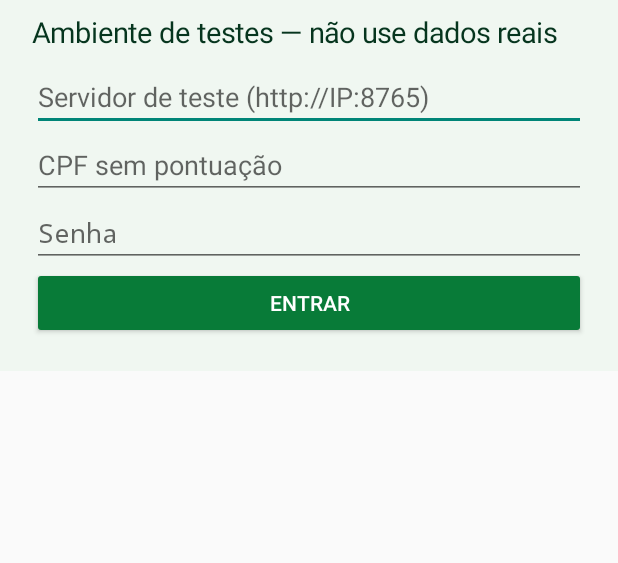
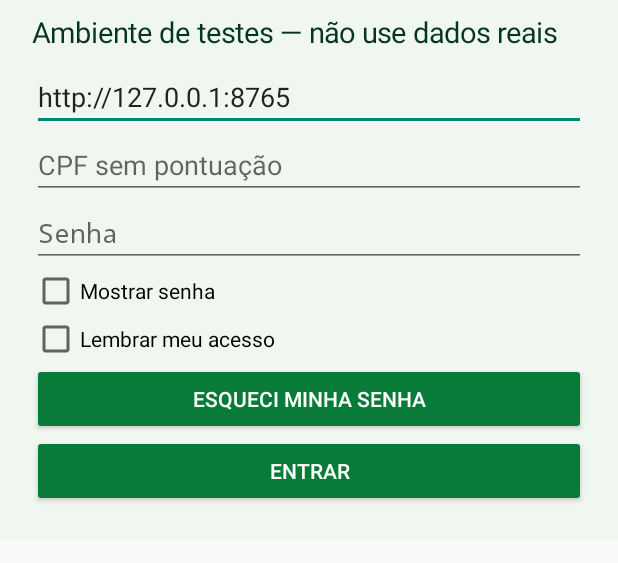
Before and after one commit to ananiasunicon-crypto/CredneX-Android, an Android app: the screen it shows after launch (MainActivity), on a phone screen of 412 x 824 dp, the part 253-816 px from its top. Run offline under Robolectric (Android 15) with nearby library versions, the phone set to English and light mode, and no system bars.

Commit message:
Corrigir autenticacao e recuperacao CredneX

```diff
--- a/client/app/src/main/java/br/com/crednex/client/MainActivity.java
+++ b/client/app/src/main/java/br/com/crednex/client/MainActivity.java
@@ -2,7 +2,42 @@ package br.com.crednex.client;
 import android.app.*;import android.os.*;import android.widget.*;import android.view.*;import android.content.*;import org.json.*;import java.net.*;import java.io.*;
 public class MainActivity extends Activity {
  LinearLayout panel; EditText host,login,password; String base,token=""; boolean admin=false; int green=0xff087b38;
- public void onCreate(Bundle b){super.onCreate(b); screen(); host=field("Servidor de teste (http://IP:8765)",false);login=field(admin?"admin":"CPF sem pontuação",false);password=field("Senha",true);button("Entrar",()->{base=host.getText().toString().trim().replaceAll("/+$", ""); call("/login",obj("login",login.getText().toString(),"password",password.getText().toString()),r->{if(!r.optString("role").equals(admin?"admin":"client")){msg("Perfil incorreto");return;}token=r.optString("token");home();});});}
+ public void onCreate(Bundle b){super.onCreate(b); screen(); host=field("Servidor de teste (http://IP:8765)",false);login=field(admin?"admin":"CPF sem pontuação",false);password=field("Senha",true);
+if(android.os.Build.VERSION.SDK_INT>=26){
+login.setAutofillHints("username");
+password.setAutofillHints("password");
+host.setImportantForAutofill(2);
+login.setImportantForAutofill(1);
+password.setImportantForAutofill(1);
+}
+
+SharedPreferences prefs=getSharedPreferences("crednex_access",MODE_PRIVATE);
+host.setText(prefs.getString("host","http://127.0.0.1:8765"));
+login.setText(prefs.getString("login",""));
+CheckBox mostrar=new CheckBox(this);
+mostrar.setText("Mostrar senha");
+panel.addView(mostrar);
+mostrar.setOnCheckedChangeListener((v,checked)->{
+password.setInputType(checked?145:129);
+password.setSelection(password.length());
+});
+CheckBox lembrar=new CheckBox(this);
+lembrar.setText("Lembrar meu acesso");
+lembrar.setChecked(prefs.getBoolean("remember",false));
+panel.addView(lembrar);
+lembrar.setOnCheckedChangeListener((v,checked)->{
+if(!checked)prefs.edit().clear().apply();
+});
+button("Esqueci minha senha",()->msg("Solicite a recuperacao da senha ao administrador do CredneX."));
+button("Entrar",()->{base=host.getText().toString().trim().replaceAll("/+$", ""); call("/login",obj("login",login.getText().toString(),"password",password.getText().toString()),r->{if(!r.optString("role").equals(admin?"admin":"client")){msg("Perfil incorreto");return;}
+token=r.optString("token","").trim();if(token.isEmpty()){msg("Servidor nao forneceu token");return;}
+if(lembrar.isChecked()){
+prefs.edit().putString("host",base)
+.putString("login",login.getText().toString())
+.putBoolean("remember",true).apply();
+}else{prefs.edit().clear().apply();}
+home();
+});});}
  void screen(){ScrollView s=new ScrollView(this);panel=new LinearLayout(this);panel.setOrientation(1);panel.setPadding(32,40,32,32);panel.setBackgroundColor(0xfff0f7f1);s.addView(panel);setContentView(s);ImageView i=new ImageView(this);i.setImageResource(R.drawable.logo);panel.addView(i,new LinearLayout.LayoutParams(-1,150));label("credneX "+(admin?"false":"CLIENTES"));label("Ambiente de testes — não use dados reais");}
  void label(String t){TextView v=new TextView(this);v.setText(t);v.setTextSize(19);v.setTextColor(0xff06351e);v.setPadding(0,12,0,12);panel.addView(v);}
  EditText field(String h,boolean secret){EditText e=new EditText(this);e.setHint(h);e.setSingleLine(true);if(secret)e.setInputType(129);panel.addView(e);return e;}
@@ -10,6 +45,6 @@ public class MainActivity extends Activity {
  void msg(String t){new AlertDialog.Builder(this).setMessage(t).setPositiveButton("OK",null).show();}
  JSONObject obj(String... a){JSONObject o=new JSONObject();try{for(int i=0;i<a.length;i+=2)o.put(a[i],a[i+1]);}catch(Exception e){}return o;}
  interface Done{void run(JSONObject o);}
- void call(String path,JSONObject data,Done done){new Thread(()->{try{HttpURLConnection c=(HttpURLConnection)new URL(base+path).openConnection();c.setConnectTimeout(8000);c.setReadTimeout(8000);c.setInstanceFollowRedirects(false);c.setRequestProperty("Authorization","Bearer "+token);if(data!=null){c.setRequestMethod("POST");c.setDoOutput(true);c.setRequestProperty("Content-Type","application/json");try(OutputStream out=c.getOutputStream()){out.write(data.toString().getBytes("UTF-8"));}}int status=c.getResponseCode();InputStream in=status<400?c.getInputStream():c.getErrorStream();ByteArrayOutputStream out=new ByteArrayOutputStream();byte[] buf=new byte[4096];int n;while((n=in.read(buf))!=-1)out.write(buf,0,n);in.close();JSONObject o=new JSONObject(out.toString("UTF-8"));c.disconnect();runOnUiThread(()->{if(status>=400)msg(o.optString("erro","Falha"));else done.run(o);});}catch(Exception e){runOnUiThread(()->msg("Falha de conexão. Confira o servidor."));}}).start();}
+ void call(String path,JSONObject data,Done done){new Thread(()->{try{HttpURLConnection c=(HttpURLConnection)new URL(base+path).openConnection();c.setConnectTimeout(8000);c.setReadTimeout(8000);c.setInstanceFollowRedirects(false);if(!path.equals("/login") && token!=null && !token.isEmpty()){c.setRequestProperty("Authorization","Bearer "+token.trim());}if(data!=null){c.setRequestMethod("POST");c.setDoOutput(true);c.setRequestProperty("Content-Type","application/json");try(OutputStream out=c.getOutputStream()){out.write(data.toString().getBytes("UTF-8"));}}int status=c.getResponseCode();InputStream in=status<400?c.getInputStream():c.getErrorStream();ByteArrayOutputStream out=new ByteArrayOutputStream();byte[] buf=new byte[4096];int n;while((n=in.read(buf))!=-1)out.write(buf,0,n);in.close();JSONObject o=new JSONObject(out.toString("UTF-8"));c.disconnect();runOnUiThread(()->{if(status>=400)msg(o.optString("erro","Falha"));else done.run(o);});}catch(Exception e){runOnUiThread(()->msg("Falha de conexão. Confira o servidor."));}}).start();}
  void home(){screen();button("Meu perfil",()->call("/me",null,r->msg(r.optString("name"))));button("Chave Pix",()->call("/pix",null,r->{String key=r.optString("pix");new AlertDialog.Builder(this).setTitle("Chave Pix").setMessage(r.optString("beneficiary")+"\n"+key).setPositiveButton("Copiar",(x,y)->{((ClipboardManager)getSystemService(CLIPBOARD_SERVICE)).setPrimaryClip(ClipData.newPlainText("Pix",key));}).setNegativeButton("Fechar",null).show();}));if(admin){button("Capital inicial",()->call("/admin/settings",null,r->msg(String.format(java.util.Locale.forLanguageTag("pt-BR"),"R$ %.2f",r.optLong("capital")/100.0))));button("Cadastrar cliente",()->{screen();EditText cpf=field("CPF",false),name=field("Nome",false),pw=field("Senha inicial (12+ caracteres)",true);button("Salvar",()->call("/admin/client",obj("cpf",cpf.getText().toString(),"name",name.getText().toString(),"password",pw.getText().toString()),r->{home();msg("Cliente cadastrado");}));button("Voltar",()->home());});button("Configurar Pix",()->{screen();EditText key=field("Chave Pix",false),name=field("Beneficiário",false);button("Salvar",()->call("/admin/pix",obj("pix",key.getText().toString(),"beneficiary",name.getText().toString()),r->{home();msg("Chave atualizada");}));button("Voltar",()->home());});}button("Sair",()->call("/logout",obj(),r->{token="";recreate();}));}
 }
```
Also changed, not shown: admin/app/src/main/java/br/com/crednex/admin/MainActivity.java (+37 -2 lines), 1 other file.
